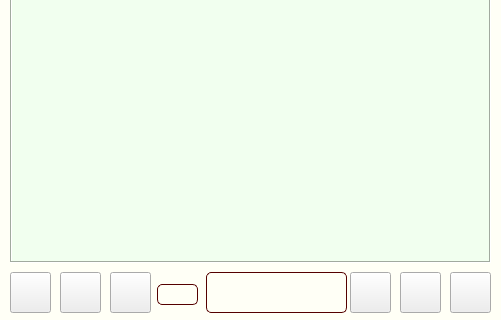
Before: the Qt Designer form DIALOG/player.ui in dimanchik79/Play-Music, drawn with Qt 5; both pictures show x 0 to 501 and y 328 to 648 of the 501 by 648 pixel window.
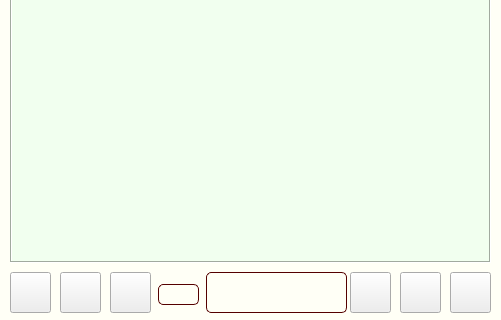
After: the same form once the commit is applied. Icons and pictures are not drawn.

What changed in the file:
```diff
--- a/DIALOG/player.ui
+++ b/DIALOG/player.ui
@@ -533,7 +533,7 @@
    <widget class="QLabel" name="number">
     <property name="geometry">
      <rect>
-      <x>157</x>
+      <x>158</x>
       <y>612</y>
       <width>41</width>
       <height>21</height>
```
Left out of the diff: 4 changed lines with no effect on the pictures.
